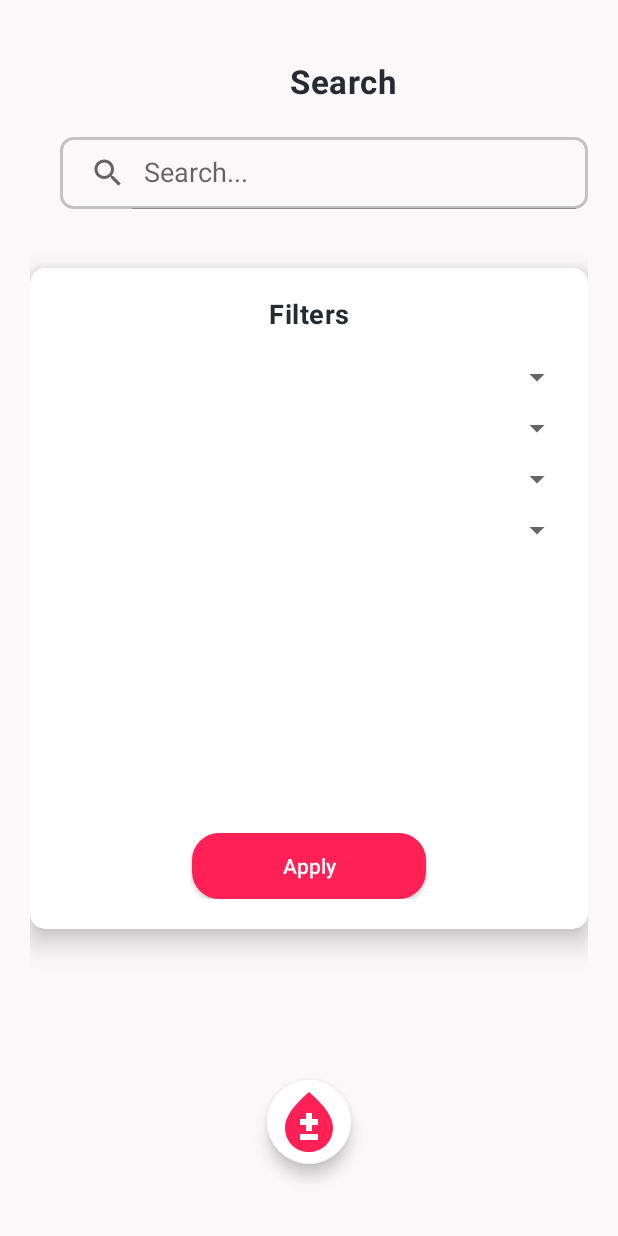
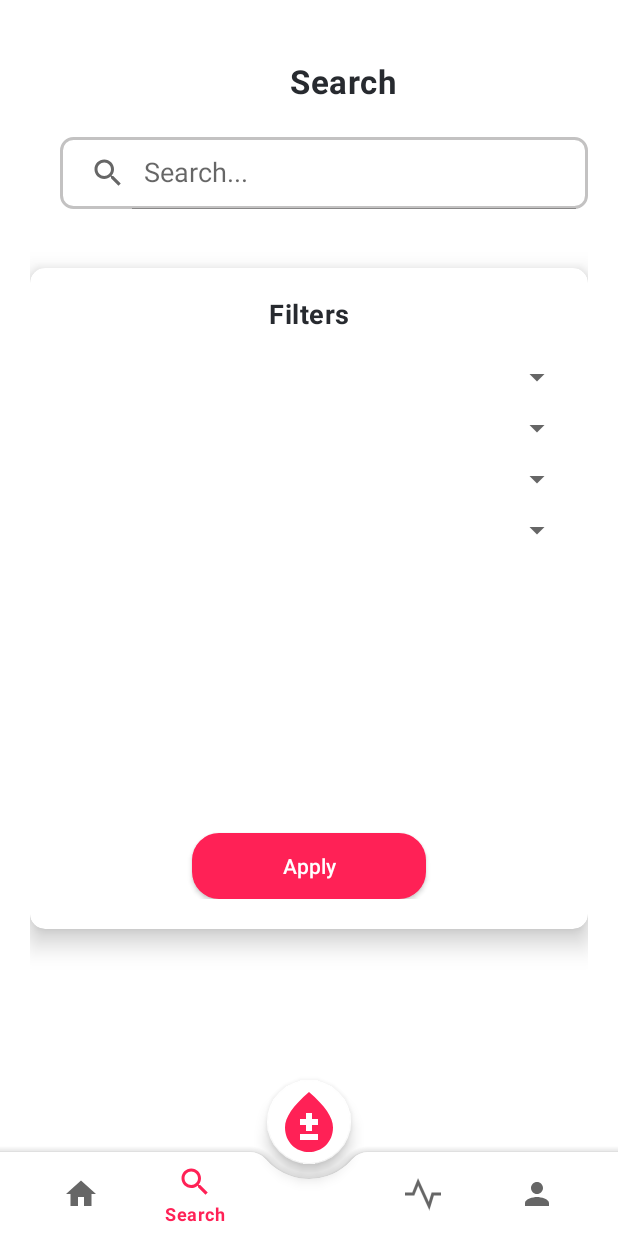
Before and after one commit to KareemHussen/blood_donation, an Android app: the SearchFragment screen opened through its navigation route, on a phone screen of 412 x 824 dp. Run offline under Robolectric (Android 15) with nearby library versions, the light colour scheme and no system bars; our stand-ins replace data binding, navigation-ui, sdp/ssp sizes.

Commit message:
handling Splash Screen

```diff
--- a/app/build.gradle
+++ b/app/build.gradle
@@ -1,8 +1,8 @@
 plugins {
     id 'kotlin-android'
     id 'com.android.application'
+    id 'com.google.gms.google-services'
     id 'org.jetbrains.kotlin.android'
-    id 'com.google.gms.google-services'
 }
 
 android {
--- a/app/src/main/java/com/example/blooddonation/MainActivity.kt
+++ b/app/src/main/java/com/example/blooddonation/MainActivity.kt
@@ -23,7 +23,6 @@
         binding = DataBindingUtil.setContentView(this, R.layout.activity_main)
 
         binding.bottomNavigationView.background = null;
-        binding.bottomNavigationView.menu.getItem(2).isEnabled = false
 
         val navController = findNavController(R.id.fragmentContainerView2)
 
--- a/app/src/main/java/com/example/blooddonation/authentication/ui/LoginFragment.kt
+++ b/app/src/main/java/com/example/blooddonation/authentication/ui/LoginFragment.kt
@@ -7,6 +7,7 @@
 import androidx.core.text.HtmlCompat
 import androidx.databinding.DataBindingUtil
 import androidx.fragment.app.Fragment
+import androidx.navigation.fragment.findNavController
 import com.example.blooddonation.R
 import com.example.blooddonation.databinding.FragmentLoginBinding
 
@@ -21,6 +22,9 @@
         loginBinding= DataBindingUtil.inflate(inflater, R.layout.fragment_login, container, false)
         val text = "<font color=#FF2156>Dare</font> <font color=#595959>To</font> <font color=#FF2156>Donate</font>"
         loginBinding.donateText.text = HtmlCompat.fromHtml(text,HtmlCompat.FROM_HTML_OPTION_USE_CSS_COLORS)
+        loginBinding.loginBtn.setOnClickListener {
+            findNavController().navigate(R.id.homeFragment)
+        }
         return loginBinding.root
     }
 
--- /dev/null
+++ b/app/src/main/res/drawable/vector_10.xml
@@ -0,0 +1,7 @@
+<vector android:autoMirrored="true" android:height="22dp"
+    android:viewportHeight="22" android:viewportWidth="24"
+    android:width="24dp" xmlns:android="http://schemas.android.com/apk/res/android">
+    <path android:fillColor="#00000000"
+        android:pathData="M-1,11H5.5L8.75,3L16.063,19L18.5,11H25"
+        android:strokeColor="#FF2156" android:strokeWidth="2"/>
+</vector>
--- a/app/src/main/res/layout/fragment_search.xml
+++ b/app/src/main/res/layout/fragment_search.xml
@@ -3,7 +3,6 @@
     xmlns:app="http://schemas.android.com/apk/res-auto"
     android:layout_width="match_parent"
     android:layout_height="match_parent"
-    android:background="#FAF8F8"
     android:orientation="vertical"
     android:padding="20dp">
 
--- a/app/src/main/res/menu/bottom_nav_menue.xml
+++ b/app/src/main/res/menu/bottom_nav_menue.xml
@@ -14,7 +14,7 @@
 
     <item android:id="@+id/donationRequestFragment"
         android:title="Donation"
-        android:icon="@drawable/ic_heartbeat" />
+        android:icon="@drawable/vector_10" />
     <item android:id="@+id/profileFragment"
         android:title="Profile"
         android:icon="@drawable/ic_person" />
--- a/app/src/main/res/values-night/themes.xml
+++ b/app/src/main/res/values-night/themes.xml
@@ -1,6 +1,6 @@
 <resources xmlns:tools="http://schemas.android.com/tools">
     <!-- Base application theme. -->
-    <style name="Theme.BloodDonation" parent="Theme.MaterialComponents.DayNight.DarkActionBar">
+    <style name="Theme.BloodDonation" parent="Theme.MaterialComponents.DayNight.NoActionBar">
         <!-- Primary brand color. -->
         <item name="colorPrimary">@color/purple_200</item>
         <item name="colorPrimaryVariant">@color/purple_700</item>
--- a/app/src/main/res/values/themes.xml
+++ b/app/src/main/res/values/themes.xml
@@ -15,7 +15,6 @@
     </style>
 
     <style name="Theme.CustomSplashScreenTheme" parent="Theme.MaterialComponents.DayNight.NoActionBar">
-        <item name="android:windowBackground">@drawable/splash_image</item>
         <item name="android:statusBarColor">@color/pinky_red</item>
     </style>
 </resources>
```
